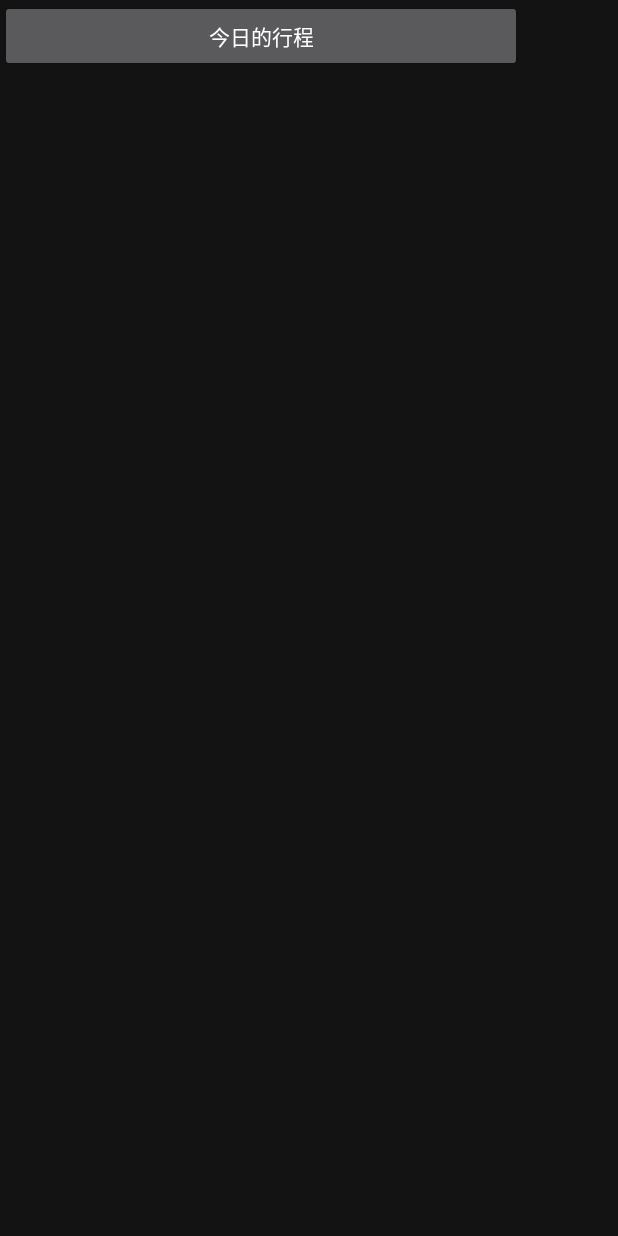
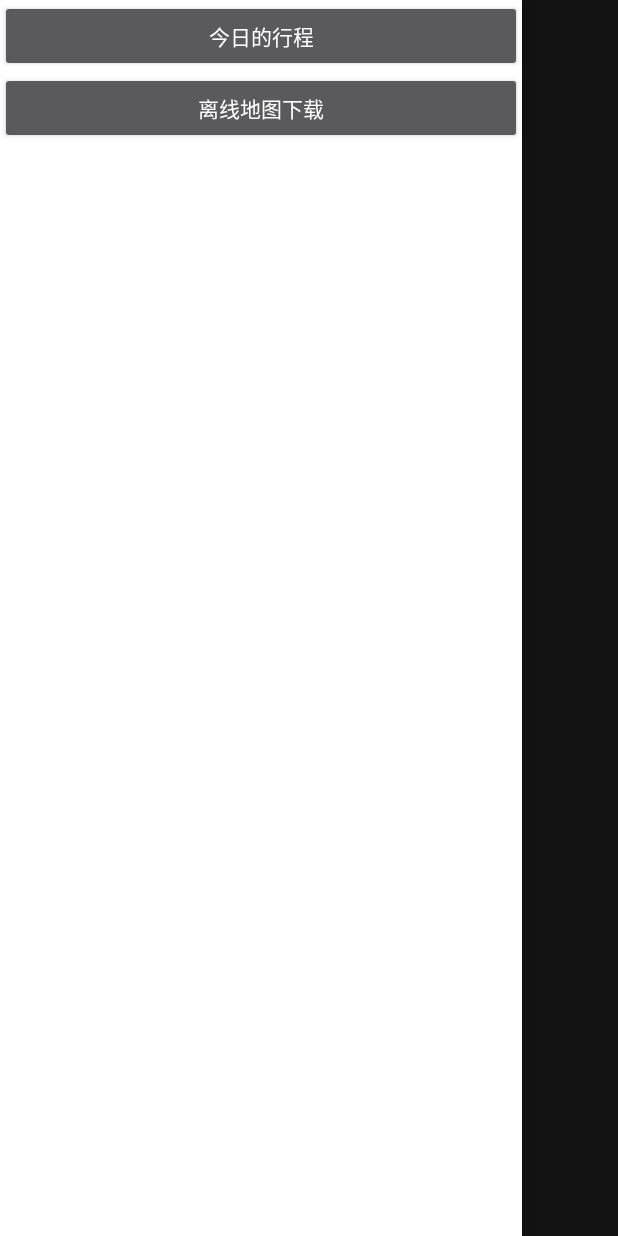
Before and after one commit to luisfly/WorkBaiduMap, an Android app: the screen it shows after launch (MainActivity), with the side drawer open, on a phone screen of 412 x 824 dp. Run offline under Robolectric (Android 15) with nearby library versions, the phone set to English and light mode, and no system bars; libraries missing offline, so code that uses them is left out: com.baidu.mapapi; plain views replace MapView; 25 statements that could not run were skipped.

Commit message:
10.08 使用手动绘制路径方法实现，不在使用百度鹰眼功能，当前主要任务转向，定位功能的后台运行，阻止系统杀死，并定时发送定位数据到指定url

```diff
--- a/app/build.gradle
+++ b/app/build.gradle
@@ -5,7 +5,7 @@ android {
     buildToolsVersion "29.0.2"
     defaultConfig {
         applicationId "com.example.workbaidumap"
-        minSdkVersion 15
+        minSdkVersion 16
         targetSdkVersion 29
         versionCode 1
         versionName "1.0"
@@ -24,6 +24,10 @@ android {
             jni.srcDirs = []    //disable automatic ndk-build
         }
     }
+    compileOptions {
+        sourceCompatibility = 1.8
+        targetCompatibility = 1.8
+    }
 }
 
 dependencies {
--- a/app/src/main/java/com/example/workbaidumap/MainActivity.java
+++ b/app/src/main/java/com/example/workbaidumap/MainActivity.java
@@ -3,10 +3,19 @@ package com.example.workbaidumap;
 import androidx.appcompat.app.AppCompatActivity;
 import androidx.core.app.ActivityCompat;
 import androidx.core.content.ContextCompat;
+import androidx.core.view.GravityCompat;
+import androidx.drawerlayout.widget.DrawerLayout;
 
 import android.Manifest;
+import android.app.Notification;
+import android.app.PendingIntent;
+import android.content.Intent;
 import android.content.pm.PackageManager;
+import android.os.Build;
 import android.os.Bundle;
+import android.view.Gravity;
+import android.view.View;
+import android.widget.Button;
 import android.widget.Toast;
 
 import com.baidu.location.BDAbstractLocationListener;
@@ -20,6 +29,9 @@ import com.baidu.mapapi.map.MapStatusUpdate;
 import com.baidu.mapapi.map.MapStatusUpdateFactory;
 import com.baidu.mapapi.map.MapView;
 import com.baidu.mapapi.map.MyLocationData;
+import com.baidu.mapapi.map.OverlayOptions;
+import com.baidu.mapapi.map.Polyline;
+import com.baidu.mapapi.map.PolylineOptions;
 import com.baidu.mapapi.model.LatLng;
 import com.baidu.trace.LBSTraceClient;
 import com.baidu.trace.Trace;
@@ -27,25 +39,44 @@ import com.baidu.trace.model.OnTraceListener;
 import com.baidu.trace.model.PushMessage;
 
 import java.util.ArrayList;
+import java.util.HashSet;
 import java.util.List;
 
 /**
- * 2019.9.10 (1)出现问题时绘制百度地图时，地图绘制失败，先是使用旧项目中的 LBS压缩文件以及jniLibs文件
- *              后改为重新在百度官网上下载基础包后，重新测试，地图绘制成功
- *      9.12 (1)暂时不使用百度鹰眼路程绘制，由于鹰眼存在使用次数限制，现改手动编程在地图上绘制实现
- *           (2)现在存在问题，在模拟器上测试时，无法获得定位，即使使用网络定位，在真机上测试时，
- *              获取了定位权限之后，gps无法自动打开，还是必须要用户手动，开启定位
+ * 2019.9.10 (1) 出现问题时绘制百度地图时，地图绘制失败，先是使用旧项目中的 LBS压缩文件以及jniLibs文件
+ *               后改为重新在百度官网上下载基础包后，重新测试，地图绘制成功
+ *      9.12 (1) 暂时不使用百度鹰眼路程绘制，由于鹰眼存在使用次数限制，现改手动编程在地图上绘制实现
+ *           (2) 现在存在问题，在模拟器上测试时，无法获得定位，即使使用网络定位，在真机上测试时，
+ *               获取了定位权限之后，gps无法自动打开，还是必须要用户手动，开启定位
+ *      9.16 (1) 完成路线绘制功能，但是实测时发现app退到后台后，定位停止获取
+ *      9.17 (1) 完成后台自动定位功能
+ *
  */
 public class MainActivity extends AppCompatActivity {
 
+    /* 最外层布局获取 */
+    private DrawerLayout drawerLayout = null;
     /* 地图控件 */
     private MapView mMapView = null;
     /* 百度地图的实体 */
     private BaiduMap mBaiduMap = null;
+    /* 侧滑菜单打开按钮 */
+    private Button slipMenu = null;
+    /* 地图上线段绘制控制 */
+    private Polyline mPolyline = null;
+    /* 今日行程绘制 */
+    private Button tRoad = null;
+    /* 后台定位 */
+    private NotificationUtils mNotificationUtils;
+    private Notification notification;
     /* 权限获取 */
-    List<String> permissionList = new ArrayList<>();
+    private List<String> permissionList = new ArrayList<>();
     /* 地图初始化的时候，判定是否为初次定位，是否需要移动地图 */
     private boolean isFirstLocate = true;
+    private int count = 0;
+
+    /* 当前位置记录 */
+    private List<LatLng> nowLoc = new ArrayList<>();
 
     @Override
     protected void onCreate(Bundle savedInstanceState) {
@@ -59,11 +90,20 @@ public class MainActivity extends AppCompatActivity {
         // 获取地图控件引用
         mMapView = (MapView) findViewById(R.id.bmpView);
         mBaiduMap = mMapView.getMap();
+        // 侧滑主动打开按钮
+        slipMenu = (Button) findViewById(R.id.button);
+        // 布局获取
+        drawerLayout = (DrawerLayout) findViewById(R.id.home);
+        // 路径绘制
+        tRoad = (Button) findViewById(R.id.tRoad);
 
         // 显示普通地图
         mBaiduMap.setMapType(BaiduMap.MAP_TYPE_NORMAL);
         // 开启定位绘制功能
         mBaiduMap.setMyLocationEnabled(true);
+
+        //状态栏自动隐藏,或者使用状态栏透明
+        getWindow().getDecorView().setSystemUiVisibility(View.INVISIBLE);
 
         // 权限询问
         if (ContextCompat.checkSelfPermission(MainActivity.this, Manifest.
@@ -86,56 +126,40 @@ public class MainActivity extends AppCompatActivity {
             ActivityCompat.requestPermissions(MainActivity.this, permissions, 1);
         }
 
+        // 侧滑界面使用按钮打开完成
+        slipMenu.setOnClickListener((View v)->{
+            drawerLayout.openDrawer(GravityCompat.START);
+        });
 
-        // 当前位置绘制启动,连续定位
-        // 9.11 判断其位置错误，不应该在创建时执行，应该在整个app稳定之后去执行，即在onresume中实行
-        //initLocationOption();
+        tRoad.setOnClickListener((View v)->{
+            drawRoad();
+        });
 
-        // 9.11 鹰眼路径绘制功能测试，测试失败
-        // 轨迹服务ID
-        long serviceId = 0;
-        // 设备标识
-        String entityName = "myTrace";
-        // 是否需要对象存储服务，默认为：false，关闭对象存储服务。注：鹰眼 Android SDK v3.0以上版本支持随轨迹上传图像等对象数据，若需使用此功能，该参数需设为 true，且需导入bos-android-sdk-1.0.2.jar。
-        boolean isNeedObjectStorage = false;
-        // 初始化轨迹服务
-        Trace mTrace = new Trace(serviceId, entityName, isNeedObjectStorage);
-        // 初始化轨迹服务客户端
-        LBSTraceClient mTraceClient = new LBSTraceClient(getApplicationContext());
-        // 定位周期(单位:秒)
-        int gatherInterval = 5;
-        // 打包回传周期(单位:秒)
-        int packInterval = 10;
-        // 设置定位和打包周期
-        mTraceClient.setInterval(gatherInterval, packInterval);
-        // 初始化轨迹服务监听器
-        OnTraceListener mTraceListener = new OnTraceListener() {
-            @Override
-            public void onBindServiceCallback(int i, String s) {}
 
-            // 开启服务回调
-            @Override
-            public void onStartTraceCallback(int status, String message) {}
-            // 停止服务回调
-            @Override
-            public void onStopTraceCallback(int status, String message) {}
-            // 开启采集回调
-            @Override
-            public void onStartGatherCallback(int status, String message) {}
-            // 停止采集回调
-            @Override
-            public void onStopGatherCallback(int status, String message) {}
-            // 推送回调
-            @Override
-            public void onPushCallback(byte messageNo, PushMessage message) {}
+        // 7.0测试成功
+        //设置后台定位
+        //android8.0及以上使用NotificationUtils
+        if (Build.VERSION.SDK_INT >= 26) {
+            mNotificationUtils = new NotificationUtils(this);
+            Notification.Builder builder2 = mNotificationUtils.getAndroidChannelNotification
+                    ("适配android 8限制后台定位功能", "正在后台定位");
+            notification = builder2.build();
+        } else {
+            //获取一个Notification构造器
+            Notification.Builder builder = new Notification.Builder(MainActivity.this);
+            Intent nfIntent = new Intent(MainActivity.this, MainActivity.class);
 
-            @Override
-            public void onInitBOSCallback(int i, String s) {}
-        };
-        // 开启服务
-        mTraceClient.startTrace(mTrace, mTraceListener);
-        // 开启采集
-        mTraceClient.startGather(mTraceListener);
+            builder.setContentIntent(PendingIntent.
+                    getActivity(MainActivity.this, 0, nfIntent, 0)) // 设置PendingIntent
+                    .setContentTitle("适配android 8限制后台定位功能") // 设置下拉列表里的标题
+                    .setSmallIcon(R.mipmap.ic_launcher) // 设置状态栏内的小图标
+                    .setContentText("正在后台定位") // 设置上下文内容
+                    .setWhen(System.currentTimeMillis()); // 设置该通知发生的时间
+
+            notification = builder.build(); // 获取构建好的Notification
+        }
+        // 地图上绘制线测试
+        //drawRoad();
     }
 
     @Override
@@ -182,8 +206,14 @@ public class MainActivity extends AppCompatActivity {
             int errorCode = location.getLocType();
 
             // System.out.println("纬度：" + latitude + " 经度：" + longitude + " 错误码：" + errorCode);
+
             // 调用绘制方法
             drawThePosition(latitude, longitude);
+
+            // 将当前位置存储在数组中,当点过多时必定会出现内存溢出情况
+            // 必须要有去除无用点的机制
+            LatLng now = new LatLng(latitude, longitude);
+            nowLoc.add(now);
         }
     }
 
@@ -207,7 +237,8 @@ public class MainActivity extends AppCompatActivity {
             isFirstLocate = false;
         }
 
-        //Toast.makeText(this, "纬度：" + latitude + " 经度：" + longitude, Toast.LENGTH_SHORT).show();
+        count++;
+        Toast.makeText(this, "纬度：" + latitude + " 经度：" + longitude + " 计数： " + count, Toast.LENGTH_SHORT).show();
         /* 当前位置显示构造器 */
         MyLocationData.Builder locationBuilder = new MyLocationData.Builder();
         /* 设置当前位置 */
@@ -216,6 +247,31 @@ public class MainActivity extends AppCompatActivity {
         /* 将当前位置更新到地图上 */
         MyLocationData locationData = locationBuilder.build();
         mBaiduMap.setMyLocationData(locationData);
+    }
+
+    /**
+     * 9.16 地图上路线绘制测试,测试成功，确实能在百度地图上绘制线段
+     *      进行修改，改为可以自行绘制行走路路线
+     */
+    private void drawRoad() {
+        /*
+        //构建折线点坐标
+        LatLng p1 = new LatLng(39.97923, 116.357428);
+        LatLng p2 = new LatLng(39.94923, 116.397428);
+        LatLng p3 = new LatLng(39.97923, 116.437428);
+        List<LatLng> points = new ArrayList<LatLng>();
+        points.add(p1);
+        points.add(p2);
+        points.add(p3);
+        //dottedLine是否为虚线
+        OverlayOptions ooPolyline = new PolylineOptions().width(5).color(0xAAFF0000).dottedLine(true).points(points);
+        //添加在地图中
+        mPolyline = (Polyline) mBaiduMap.addOverlay(ooPolyline);*/
+
+        // 线的属性定义
+        OverlayOptions ooPolyline = new PolylineOptions().width(5).color(0xAAFF0000).dottedLine(false).points(nowLoc);
+        // 添加在地图中
+        mPolyline = (Polyline) mBaiduMap.addOverlay(ooPolyline);
     }
 
     /**
@@ -235,7 +291,7 @@ public class MainActivity extends AppCompatActivity {
         //可选，默认gcj02，设置返回的定位结果坐标系，如果配合百度地图使用，建议设置为bd09ll;
         locationOption.setCoorType("bd09ll");
         //可选，默认0，即仅定位一次，设置发起连续定位请求的间隔需要大于等于1000ms才是有效的
-        locationOption.setScanSpan(5000);
+        locationOption.setScanSpan(8000);
         //可选，设置是否需要地址信息，默认不需要
         locationOption.setIsNeedAddress(true);
         //可选，设置是否需要地址描述
@@ -259,9 +315,9 @@ public class MainActivity extends AppCompatActivity {
 
         /* 9.11 标注开启下面的自动回调模式之后定时扫描位置功能关闭，只有当位置发生变化是才会执行listener中的回调函数 */
         //设置打开自动回调位置模式，该开关打开后，期间只要定位SDK检测到位置变化就会主动回调给开发者，该模式下开发者无需再关心定位间隔是多少，定位SDK本身发现位置变化就会及时回调给开发者
-        locationOption.setOpenAutoNotifyMode();
+        //locationOption.setOpenAutoNotifyMode();
         //设置打开自动回调位置模式，该开关打开后，期间只要定位SDK检测到位置变化就会主动回调给开发者
-        locationOption.setOpenAutoNotifyMode(3000,1, LocationClientOption.LOC_SENSITIVITY_HIGHT);
+        //locationOption.setOpenAutoNotifyMode(3000,3, LocationClientOption.LOC_SENSITIVITY_HIGHT);
 
 
         //需将配置好的LocationClientOption对象，通过setLocOption方法传递给LocationClient对象使用
@@ -270,4 +326,8 @@ public class MainActivity extends AppCompatActivity {
         locationClient.start();
     }
 
+    private void buttonInit() {
+
+    }
+
 }
--- /dev/null
+++ b/app/src/main/java/com/example/workbaidumap/NotificationUtils.java
@@ -0,0 +1,60 @@
+package com.example.workbaidumap;
+
+
+import android.app.Notification;
+import android.app.NotificationChannel;
+import android.app.NotificationManager;
+import android.content.Context;
+import android.content.ContextWrapper;
+import android.graphics.Color;
+import android.os.Build;
+
+import androidx.annotation.RequiresApi;
+
+public class NotificationUtils extends ContextWrapper {
+
+    private NotificationManager mManager;
+    public static final String ANDROID_CHANNEL_ID = "com.baidu.baidulocationdemo";
+    public static final String ANDROID_CHANNEL_NAME = "ANDROID CHANNEL";
+
+    @RequiresApi(api = Build.VERSION_CODES.O)
+    public NotificationUtils(Context base) {
+        super(base);
+        createChannels();
+    }
+
+    @RequiresApi(api = Build.VERSION_CODES.O)
+    public void createChannels() {
+
+        // create android channel
+        NotificationChannel androidChannel = new NotificationChannel(ANDROID_CHANNEL_ID,
+                ANDROID_CHANNEL_NAME, NotificationManager.IMPORTANCE_DEFAULT);
+        // Sets whether notifications posted to this channel should display notification lights
+        androidChannel.enableLights(true);
+        // Sets whether notification posted to this channel should vibrate.
+        androidChannel.enableVibration(true);
+        // Sets the notification light color for notifications posted to this channel
+        androidChannel.setLightColor(Color.GREEN);
+        // Sets whether notifications posted to this channel appear on the lockscreen or not
+        androidChannel.setLockscreenVisibility(Notification.VISIBILITY_PRIVATE);
+
+        getManager().createNotificationChannel(androidChannel);
+
+    }
+
+    private NotificationManager getManager() {
+        if (mManager == null) {
+            mManager = (NotificationManager) getSystemService(Context.NOTIFICATION_SERVICE);
+        }
+        return mManager;
+    }
+
+    @RequiresApi(api = Build.VERSION_CODES.O)
+    public Notification.Builder getAndroidChannelNotification(String title, String body) {
+        return new Notification.Builder(getApplicationContext(), ANDROID_CHANNEL_ID)
+                .setContentTitle(title)
+                .setContentText(body)
+                .setSmallIcon(android.R.drawable.stat_notify_more)
+                .setAutoCancel(true);
+    }
+}
--- a/app/src/main/res/layout/activity_main.xml
+++ b/app/src/main/res/layout/activity_main.xml
@@ -2,44 +2,52 @@
 <androidx.drawerlayout.widget.DrawerLayout xmlns:android="http://schemas.android.com/apk/res/android"
     xmlns:app="http://schemas.android.com/apk/res-auto"
     xmlns:tools="http://schemas.android.com/tools"
+    android:id="@+id/home"
     android:layout_width="match_parent"
     android:layout_height="match_parent"
     tools:context=".MainActivity">
 
-    <!--<com.baidu.mapapi.map.MapView
-        android:id="@+id/bmpView"
-        android:layout_width="match_parent"
-        android:layout_height="match_parent"
-        android:clickable="true" />-->
-
-    <!-- 9.11 创建主视图的线性视图 -->
-    <LinearLayout
-        android:orientation="vertical"
+    <!-- 9.11 创建主视图的线性视图
+         9.16 修改为相对布局       -->
+    <RelativeLayout
         android:layout_width="match_parent"
         android:layout_height="match_parent">
+
+        <Button
+            android:id="@+id/button"
+            android:layout_width="100px"
+            android:layout_height="100px"
+            android:clickable="true"
+            android:background="@mipmap/list"
+            android:visibility="visible" />
 
         <com.baidu.mapapi.map.MapView
             android:id="@+id/bmpView"
             android:layout_width="match_parent"
             android:layout_height="match_parent"
-            android:clickable="true" >
+            android:clickable="true" />
 
-        </com.baidu.mapapi.map.MapView>
-
-    </LinearLayout>
+    </RelativeLayout>
 
     <!-- 9.11 创建侧滑栏 -->
     <LinearLayout
+        android:layout_width="match_parent"
+        android:layout_height="match_parent"
+        android:layout_gravity="start"
         android:orientation="vertical"
-        android:layout_gravity="start"
-        android:layout_width="match_parent"
-        android:layout_height="match_parent">
+        android:background="#FFFFFF">
 
         <Button
             android:id="@+id/tRoad"
             android:layout_width="match_parent"
             android:layout_height="wrap_content"
-            android:text="今日的行程"/>
+            android:text="今日的行程" />
+
+        <Button
+            android:id="@+id/offMap"
+            android:layout_width="match_parent"
+            android:layout_height="wrap_content"
+            android:text="离线地图下载" />
 
     </LinearLayout>
 
--- /dev/null
+++ b/app/src/main/res/mipmap-anydpi-v26/button_list.xml
@@ -0,0 +1,5 @@
+<?xml version="1.0" encoding="utf-8"?>
+<adaptive-icon xmlns:android="http://schemas.android.com/apk/res/android">
+    <background android:drawable="@drawable/button_list_background" />
+    <foreground android:drawable="@drawable/list" />
+</adaptive-icon>
--- a/build.gradle
+++ b/build.gradle
@@ -7,7 +7,7 @@ buildscript {
 
     }
     dependencies {
-        classpath 'com.android.tools.build:gradle:3.5.0'
+        classpath 'com.android.tools.build:gradle:3.5.1'
 
         // NOTE: Do not place your application dependencies here; they belong
         // in the individual module build.gradle files
```
Also changed, not shown: app/src/main/res/drawable/button_list_background.xml (added, +18 -0 lines), app/src/main/res/drawable/list.png (added), app/src/main/res/mipmap-hdpi/list.png (added), app/src/main/res/mipmap-mdpi/list.png (added), app/src/main/res/mipmap-xhdpi/list.png (added).
